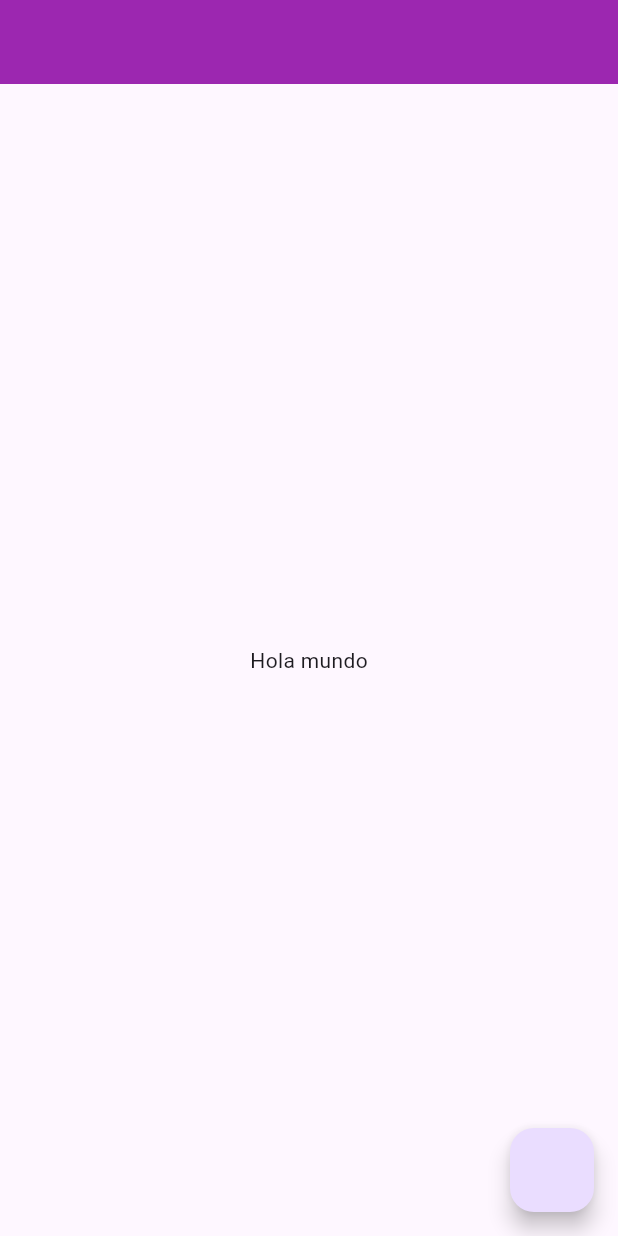
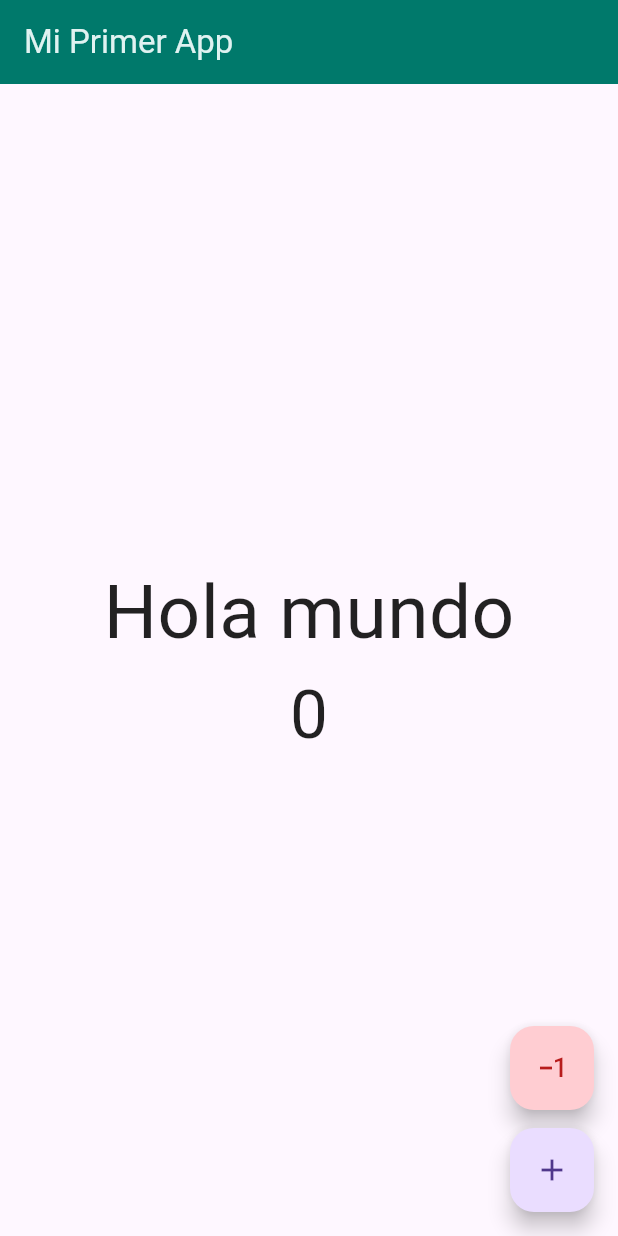
Before and after one commit to jalvarenga-unah/IS513-III-PAC-2025, a Flutter app: the screen it shows after launch, on a phone screen of 412 x 824 dp. Run offline on Flutter 3.47's test engine with Material 3 defaults, Android fonts, the phone set to English and light mode, and no system bars.

Commit message:
manejo de estados y diseño con Columns

```diff
--- a/intro-flutter/mi_primer_app/lib/main.dart
+++ b/intro-flutter/mi_primer_app/lib/main.dart
@@ -8,17 +8,78 @@ void main() {
 // StatelessWidget -> Son Widgets que no tienen estado mutable
 // StatefulWidget -> Son Widgets que tienen estado mutable
 
-class MyApp extends StatelessWidget {
+class MyApp extends StatefulWidget {
+  const MyApp({super.key});
+
+  @override
+  State<StatefulWidget> createState() => MyAppState();
+}
+
+class MyAppState extends State<MyApp> {
+  int contador = 0;
+
   @override
   Widget build(BuildContext context) {
+    print('actualizacion del widget (estado)');
     return MaterialApp(
       home: Scaffold(
-        appBar: AppBar(backgroundColor: Colors.purple),
-        body: Center(child: Text('Hola mundo')),
-        floatingActionButton: FloatingActionButton(
-          onPressed: () {
-            print('Hola mundo');
-          },
+        appBar: AppBar(
+          centerTitle: false,
+          backgroundColor: Colors.teal[700],
+          title: Text(
+            'Mi Primer App',
+            style: TextStyle(color: Colors.teal[50]),
+          ),
+        ),
+        // appBar: AppBar(backgroundColor: Color(0xFF242424)),
+        body: SizedBox(
+          width: double.infinity,
+          child: Column(
+            mainAxisAlignment: MainAxisAlignment.center,
+            mainAxisSize: MainAxisSize.max,
+            crossAxisAlignment: CrossAxisAlignment.center,
+            children: [
+              Text(
+                'Hola mundo',
+                style: TextStyle(fontSize: 50, color: Colors.black87),
+              ),
+              Text(
+                '$contador',
+                style: TextStyle(fontSize: 45, color: Colors.black87),
+              ),
+            ],
+          ),
+        ),
+        // floatingActionButtonLocation:
+        //     FloatingActionButtonLocation.miniCenterFloat,
+        floatingActionButton: Column(
+          mainAxisSize: MainAxisSize.min,
+
+          children: [
+            FloatingActionButton(
+              backgroundColor: Colors.red[100],
+              child: Icon(
+                Icons.exposure_minus_1_outlined,
+                color: Colors.red[900],
+              ),
+              onPressed: () {
+                setState(() {});
+
+                contador--;
+                print(contador);
+              },
+            ),
+            SizedBox(height: 12),
+            FloatingActionButton(
+              child: Icon(Icons.add),
+              onPressed: () {
+                setState(() {});
+
+                contador++;
+                print(contador);
+              },
+            ),
+          ],
         ),
       ),
     ); // widget Padre
```
